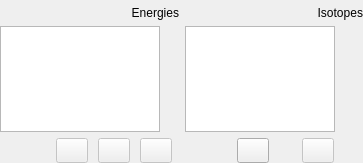
Old version of the form forms/widget_isotopes.ui in the repository usnistgov/qpx-gamma.
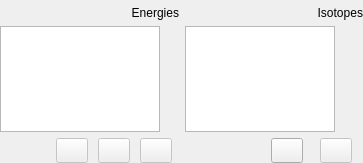
New version of the form. Icons and pictures are not drawn.

Patch:
```diff
--- a/forms/widget_isotopes.ui
+++ b/forms/widget_isotopes.ui
@@ -300,7 +300,7 @@
          </property>
          <property name="sizeHint" stdset="0">
           <size>
-           <width>25</width>
+           <width>75</width>
            <height>20</height>
           </size>
          </property>
```
